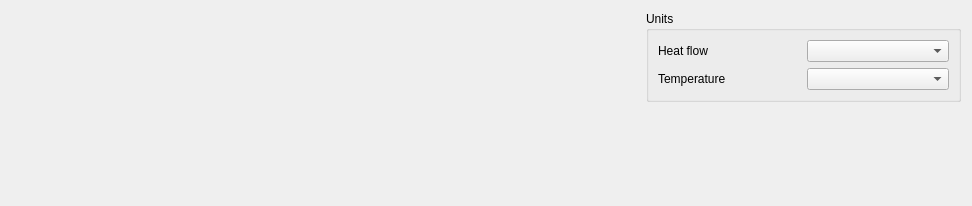
Before: the Qt Designer form OMOptim/GUI/Widgets/WidgetEIConns.ui in lmoresco/OpenModelica, drawn with Qt 5.
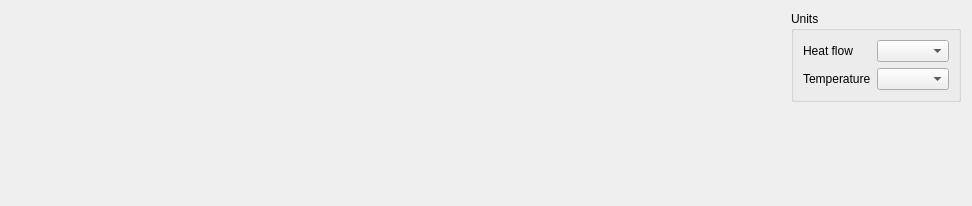
After: the same form once the commit is applied.

```diff
--- a/OMOptim/GUI/Widgets/WidgetEIConns.ui
+++ b/OMOptim/GUI/Widgets/WidgetEIConns.ui
@@ -19,15 +19,34 @@
    </item>
    <item row="0" column="2">
     <widget class="QGroupBox" name="groupBox">
+     <property name="sizePolicy">
+      <sizepolicy hsizetype="Maximum" vsizetype="Preferred">
+       <horstretch>0</horstretch>
+       <verstretch>0</verstretch>
+      </sizepolicy>
+     </property>
      <property name="title">
       <string>Units</string>
      </property>
      <layout class="QGridLayout" name="gridLayout_2">
       <item row="0" column="1">
-       <widget class="QComboBox" name="comboQUnit"/>
+       <widget class="QComboBox" name="comboQUnit">
+        <property name="sizePolicy">
+         <sizepolicy hsizetype="Maximum" vsizetype="Fixed">
+          <horstretch>0</horstretch>
+          <verstretch>0</verstretch>
+         </sizepolicy>
+        </property>
+       </widget>
       </item>
       <item row="0" column="0">
        <widget class="QLabel" name="label">
+        <property name="sizePolicy">
+         <sizepolicy hsizetype="Maximum" vsizetype="Preferred">
+          <horstretch>0</horstretch>
+          <verstretch>0</verstretch>
+         </sizepolicy>
+        </property>
         <property name="text">
          <string>Heat flow</string>
         </property>
```
